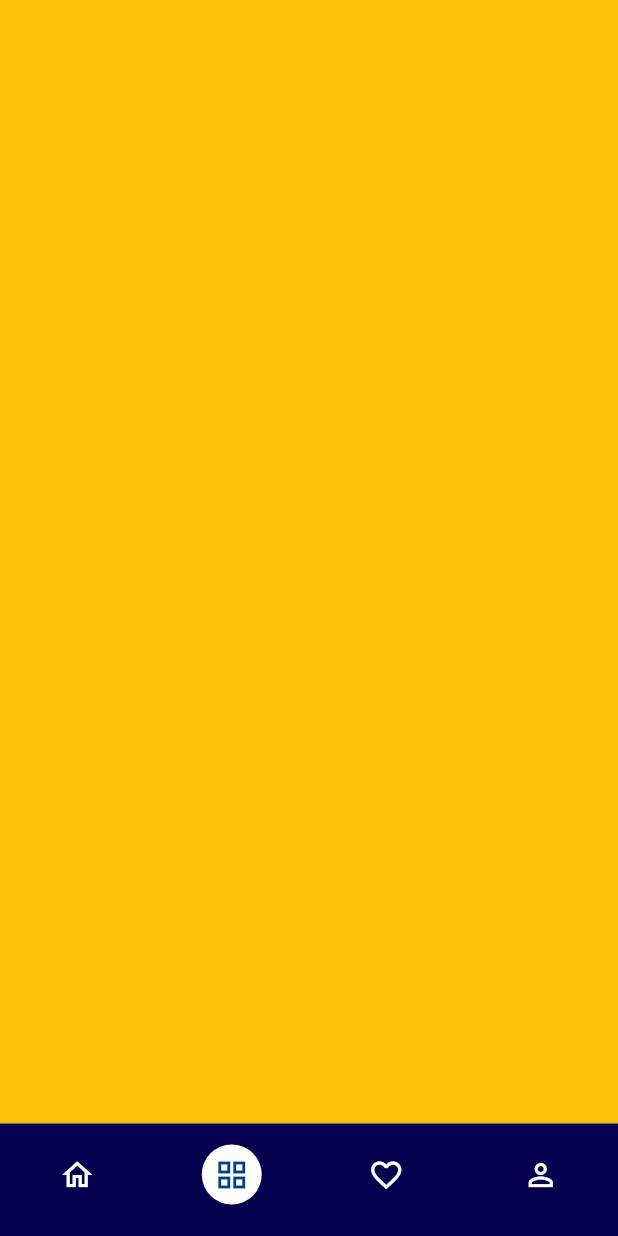
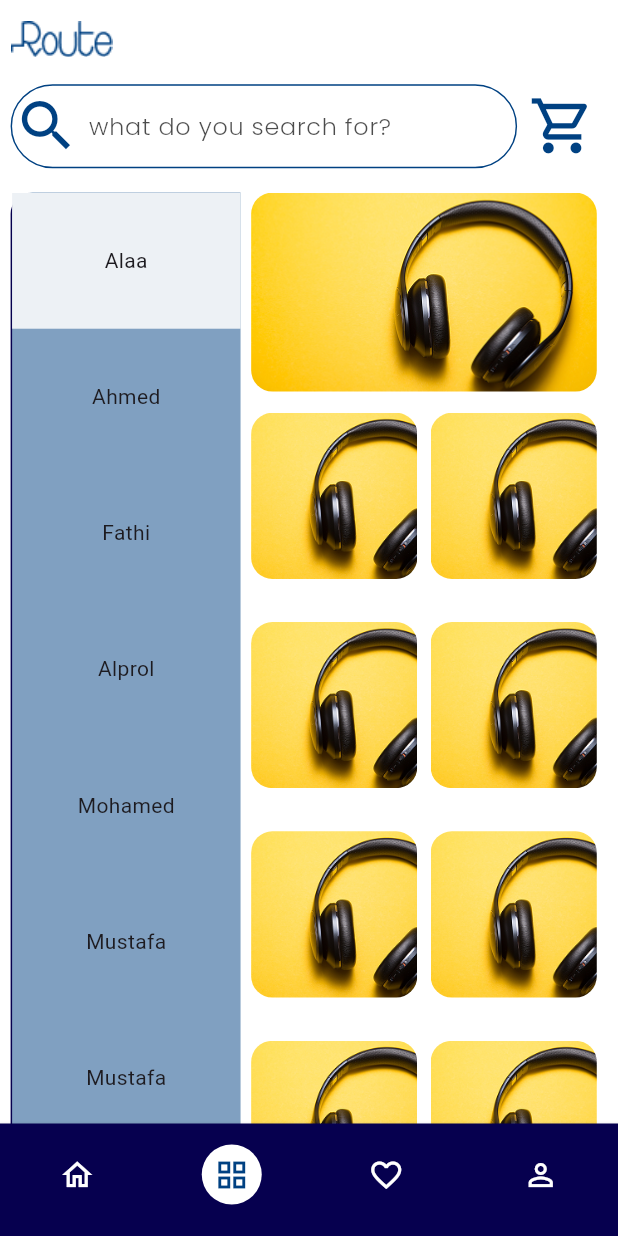
Before and after one commit to AlaaAlprol2003/E-commerce-App-Flutter, a Flutter app: the screen it shows after launch, item 2 of the bottom bar chosen, on a phone screen of 412 x 824 dp. Run offline on Flutter 3.47's test engine with Material 3 defaults, Android fonts, the phone set to English and light mode, and no system bars; our stand-ins replace cached_network_image, carousel_slider, dio, flutter_bloc, flutter_screenutil, google_fonts and 2 more; missing offline and left inert: dart_either; network calls fail.

Commit message:
- Finished categories tab UI

```diff
--- a/lib/core/resources/colors_manager.dart
+++ b/lib/core/resources/colors_manager.dart
@@ -7,5 +7,6 @@ abstract class ColorsManager {
   static const Color lightBlue = Color(0xFF004182);
   static const Color black = Color(0xFF000000);
   static const Color grey = Color(0xFF808080);
+  static const Color offwhite = Color(0xFFEDF1F5);
 
 }
--- /dev/null
+++ b/lib/core/widgets/custom_search_section.dart
@@ -0,0 +1,34 @@
+import 'package:e_commerce/core/resources/colors_manager.dart';
+import 'package:e_commerce/core/widgets/custom_text_form_field.dart';
+import 'package:flutter/material.dart';
+import 'package:flutter_screenutil/flutter_screenutil.dart';
+
+class CustomSearchSection extends StatelessWidget {
+  CustomSearchSection({super.key, required this.onPressed});
+  final TextEditingController searchController = TextEditingController();
+  final VoidCallback onPressed;
+  @override
+  Widget build(BuildContext context) {
+    return Row(
+      children: [
+        Expanded(
+          child: CustomTextFormField(
+            hintText: "what do you search for?",
+            controller: searchController,
+            radius: 50,
+            borderColor: ColorsManager.blue,
+            preIcon: Icon(Icons.search, size: 50.h),
+          ),
+        ),
+        IconButton(
+          onPressed:onPressed,
+          icon: Icon(
+            Icons.shopping_cart_outlined,
+            color: ColorsManager.blue,
+            size: 50.h,
+          ),
+        ),
+      ],
+    );
+  }
+}
--- a/lib/features/main_layout/presentation/screens/main_layout.dart
+++ b/lib/features/main_layout/presentation/screens/main_layout.dart
@@ -1,5 +1,5 @@
 import 'package:e_commerce/core/resources/colors_manager.dart';
-import 'package:e_commerce/features/main_layout/presentation/screens/tabs/categories_tab.dart';
+import 'package:e_commerce/features/main_layout/presentation/screens/tabs/categories/presentation/categories_tab.dart';
 import 'package:e_commerce/features/main_layout/presentation/screens/tabs/favorite_tab.dart';
 import 'package:e_commerce/features/main_layout/presentation/screens/tabs/home/data/brands_repository_impl.dart/brands_repository_impl.dart';
 import 'package:e_commerce/features/main_layout/presentation/screens/tabs/home/data/categories_rpositories_imp.dart/categories_repository_imp.dart';
--- /dev/null
+++ b/lib/features/main_layout/presentation/screens/tabs/categories/presentation/categories_tab.dart
@@ -0,0 +1,131 @@
+// ignore_for_file: must_be_immutable
+
+import 'package:e_commerce/core/resources/assets_manager.dart';
+import 'package:e_commerce/core/resources/colors_manager.dart';
+import 'package:e_commerce/core/widgets/custom_search_section.dart';
+import 'package:e_commerce/features/main_layout/presentation/screens/tabs/categories/presentation/widgets/sub_category_item.dart';
+import 'package:flutter/material.dart';
+import 'package:flutter_screenutil/flutter_screenutil.dart';
+
+class CategoriesTab extends StatefulWidget {
+  const CategoriesTab({super.key});
+
+  @override
+  State<CategoriesTab> createState() => _CategoriesTabState();
+}
+
+class _CategoriesTabState extends State<CategoriesTab> {
+  int selectedCategory = 0;
+  List<String> categories = [
+    "Alaa",
+    "Ahmed",
+    "Fathi",
+    "Alprol",
+    "Mohamed",
+    "Mustafa",
+    "Mustafa",
+    "Mustafa",
+    "Mustafa",
+    "Mustafa",
+    "Mustafa",
+    "Mustafa",
+  ];
+
+  @override
+  Widget build(BuildContext context) {
+    return SingleChildScrollView(
+      child: Padding(
+        padding: REdgeInsets.symmetric(horizontal: 8.0, vertical: 16),
+        child: Column(
+          crossAxisAlignment: CrossAxisAlignment.start,
+          children: [
+            Image.asset(ImageAssets.route),
+            SizedBox(height: 18.h),
+            CustomSearchSection(onPressed: () {}),
+            SizedBox(height: 16.h),
+            SizedBox(
+              height: 724.h,
+              child: Row(
+                children: [
+                  Container(
+                    width: 160.w,
+                    decoration: BoxDecoration(
+                      borderRadius: BorderRadius.only(
+                        topLeft: Radius.circular(16.r),
+                        bottomLeft: Radius.circular(16.r),
+                      ),
+                      border: Border(
+                        left: BorderSide(color: ColorsManager.darkBlue),
+                      ),
+                      color: ColorsManager.blue.withValues(alpha: .5),
+                    ),
+                    child: ListView.builder(
+                      itemBuilder: (context, index) => InkWell(
+                        onTap: () {
+                          selectedCategory = index;
+                          setState(() {});
+                        },
+                        child: Container(
+                          padding: REdgeInsets.symmetric(
+                            vertical: 40,
+                            horizontal: 20,
+                          ),
+                          color: selectedCategory == index
+                              ? ColorsManager.offwhite
+                              : Colors.transparent,
+                          child: Text(
+                            categories[index],
+                            textAlign: TextAlign.center,
+                          ),
+                        ),
+                      ),
+
+                      itemCount: categories.length,
+                    ),
+                  ),
+                  Expanded(
+                    child: Padding(
+                      padding: REdgeInsets.symmetric(horizontal: 8.0),
+                      child: Column(
+                        children: [
+                          Container(
+                            height: 150.h,
+
+                            decoration: BoxDecoration(
+                              image: DecorationImage(
+                                image: AssetImage(ImageAssets.offer),
+                                fit: BoxFit.cover,
+                              ),
+                              borderRadius: BorderRadius.circular(16.r),
+                            ),
+                          ),
+                          SizedBox(height: 16.h),
+                          Expanded(
+                            child: GridView.builder(
+                              shrinkWrap: true,
+                              physics: NeverScrollableScrollPhysics(),
+
+                              gridDelegate:
+                                  SliverGridDelegateWithFixedCrossAxisCount(
+                                    crossAxisCount: 2,
+                                    crossAxisSpacing: 10.h,
+                                    mainAxisSpacing: 30.w,
+                                  ),
+                              itemBuilder: (context, index) =>
+                                  SubCategoryItem(),
+                              itemCount: 8,
+                            ),
+                          ),
+                        ],
+                      ),
+                    ),
+                  ),
+                ],
+              ),
+            ),
+          ],
+        ),
+      ),
+    );
+  }
+}
--- /dev/null
+++ b/lib/features/main_layout/presentation/screens/tabs/categories/presentation/widgets/custom_side_bar.dart
@@ -0,0 +1,59 @@
+// ignore_for_file: must_be_immutable
+
+import 'package:e_commerce/core/resources/colors_manager.dart';
+import 'package:flutter/material.dart';
+import 'package:flutter_screenutil/flutter_screenutil.dart';
+
+class CustomSideBar extends StatefulWidget {
+ const CustomSideBar({super.key});
+
+  @override
+  State<CustomSideBar> createState() => _CustomSideBarState();
+}
+
+class _CustomSideBarState extends State<CustomSideBar> {
+  int selectedCategory = 0;
+
+  List<String> categories = [
+    "Alaa",
+    "Ahmed",
+    "Fathi",
+    "Alprol",
+    "Mohamed",
+    "Mustafa",
+    "Mustafa",
+    "Mustafa",
+    "Mustafa",
+    "Mustafa",
+    "Mustafa",
+    "Mustafa",
+  ];
+
+  @override
+  Widget build(BuildContext context) {
+    return Container(
+      width: 160.w,
+      decoration: BoxDecoration(
+        borderRadius: BorderRadius.only(
+          topLeft: Radius.circular(16.r),
+          bottomLeft: Radius.circular(16.r),
+        ),
+        border: Border(left: BorderSide(color: ColorsManager.darkBlue)),
+        color: ColorsManager.blue.withValues(alpha: .5),
+      ),
+      child: ListView.separated(
+        itemBuilder: (context, index) => Padding(
+          padding: REdgeInsets.symmetric(horizontal: 20.0, vertical: 34),
+          child: InkWell(
+            onTap: (){
+
+
+            },
+            child: Text(categories[index], textAlign: TextAlign.center)),
+        ),
+        separatorBuilder: (context, index) => Divider(),
+        itemCount: categories.length,
+      ),
+    );
+  }
+}
--- /dev/null
+++ b/lib/features/main_layout/presentation/screens/tabs/categories/presentation/widgets/sub_category_item.dart
@@ -0,0 +1,20 @@
+import 'package:e_commerce/core/resources/assets_manager.dart';
+import 'package:flutter/material.dart';
+import 'package:flutter_screenutil/flutter_screenutil.dart';
+
+class SubCategoryItem extends StatelessWidget {
+  const SubCategoryItem({super.key});
+
+  @override
+  Widget build(BuildContext context) {
+    return Container(
+      height: 50,
+      width: 50.w,
+      decoration: BoxDecoration(borderRadius: BorderRadius.circular(16.r)),
+      child: ClipRRect(
+        borderRadius: BorderRadius.circular(16.r),
+        child: Image.asset(ImageAssets.offer, fit: BoxFit.cover),
+      ),
+    );
+  }
+}
--- a/lib/features/main_layout/presentation/screens/tabs/categories_tab.dart
+++ /dev/null
@@ -1,10 +0,0 @@
-import 'package:flutter/material.dart';
-
-class CategoriesTab extends StatelessWidget {
-  const CategoriesTab({super.key});
-
-  @override
-  Widget build(BuildContext context) {
-    return Container(color: Colors.amber);
-  }
-}
--- a/lib/features/main_layout/presentation/screens/tabs/home/presentation/home_tap.dart
+++ b/lib/features/main_layout/presentation/screens/tabs/home/presentation/home_tap.dart
@@ -2,6 +2,7 @@ import 'package:carousel_slider/carousel_slider.dart';
 import 'package:e_commerce/core/resources/assets_manager.dart';
 import 'package:e_commerce/core/resources/colors_manager.dart';
 import 'package:e_commerce/core/widgets/custom_elevated_button.dart';
+import 'package:e_commerce/core/widgets/custom_search_section.dart';
 import 'package:e_commerce/core/widgets/custom_text_form_field.dart';
 import 'package:e_commerce/features/main_layout/presentation/screens/tabs/home/domain/entities/category_entity.dart';
 import 'package:e_commerce/features/main_layout/presentation/screens/tabs/home/presentation/cubit/brands_cubit.dart';
@@ -22,8 +23,6 @@ class HomeTap extends StatefulWidget {
 }
 
 class _HomeTapState extends State<HomeTap> {
-  final TextEditingController searchController = TextEditingController();
-
   int selectedIndex = 0;
 
   List<String> offers = [
@@ -42,27 +41,7 @@ class _HomeTapState extends State<HomeTap> {
           children: [
             Image.asset(ImageAssets.route),
             SizedBox(height: 18.h),
-            Row(
-              children: [
-                Expanded(
-                  child: CustomTextFormField(
-                    hintText: "what do you search for?",
-                    controller: searchController,
-                    radius: 50,
-                    borderColor: ColorsManager.blue,
-                    preIcon: Icon(Icons.search, size: 50.h),
-                  ),
-                ),
-                IconButton(
-                  onPressed: () {},
-                  icon: Icon(
-                    Icons.shopping_cart_outlined,
-                    color: ColorsManager.blue,
-                    size: 50.h,
-                  ),
-                ),
-              ],
-            ),
+            CustomSearchSection(onPressed: () {}),
             SizedBox(height: 16.h),
             CarouselSlider(
               options: CarouselOptions(
--- a/lib/features/main_layout/presentation/screens/tabs/home/presentation/widgets/brand_item.dart
+++ b/lib/features/main_layout/presentation/screens/tabs/home/presentation/widgets/brand_item.dart
@@ -21,24 +21,12 @@ class BrandItem extends StatelessWidget {
 
         borderRadius: BorderRadius.circular(80.r),
       ),
-      child: Stack(
-        children: [
-          CachedNetworkImage(
-              imageUrl: brand.image,
-              placeholder: (context, url) => CircularProgressIndicator(),
-              errorWidget: (context, url, error) => Icon(Icons.error),
-              fit: BoxFit.cover,
-            ),
-          Text(
-            brand.name,
-            style: GoogleFonts.poppins(
-              fontSize: 25.sp,
-              fontWeight: FontWeight.w600,
-              color: ColorsManager.white,
-            ),
-          ),
-        ],
-      ),
+      child: CachedNetworkImage(
+          imageUrl: brand.image,
+          placeholder: (context, url) => CircularProgressIndicator(),
+          errorWidget: (context, url, error) => Icon(Icons.error),
+          fit: BoxFit.cover,
+        ),
     );
   }
 }
```
